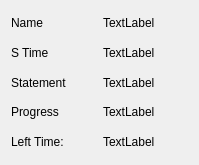
Above: qjdreport.ui from xtfllbl/qjdprocess before the change. Below: the same form after it.
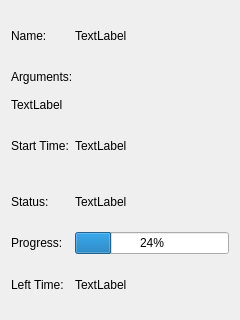
That is the form after the change.

Commit message: a bit progress in zuoye,

What changed in the file:
```diff
--- a/qjdreport.ui
+++ b/qjdreport.ui
@@ -6,8 +6,8 @@
    <rect>
     <x>0</x>
     <y>0</y>
-    <width>199</width>
-    <height>165</height>
+    <width>240</width>
+    <height>320</height>
    </rect>
   </property>
   <property name="windowTitle">
@@ -17,7 +17,7 @@
    <item row="0" column="0">
     <widget class="QLabel" name="label">
      <property name="text">
-      <string>Name</string>
+      <string>Name:</string>
      </property>
     </widget>
    </item>
@@ -28,24 +28,28 @@
      </property>
     </widget>
    </item>
-   <item row="1" column="0">
-    <widget class="QLabel" name="label_2">
+   <item row="1" column="0" colspan="2">
+    <layout class="QVBoxLayout" name="verticalLayout">
+     <item>
+      <widget class="QLabel" name="label_5">
      <property name="text">
-      <string>S Time</string>
+        <string>Arguments:</string>
      </property>
     </widget>
    </item>
-   <item row="1" column="1">
-    <widget class="QLabel" name="label_8">
+     <item>
+      <widget class="QLabel" name="lblArgu">
      <property name="text">
       <string>TextLabel</string>
      </property>
     </widget>
+     </item>
+    </layout>
    </item>
    <item row="2" column="0">
-    <widget class="QLabel" name="label_3">
+    <widget class="QLabel" name="label_2">
      <property name="text">
-      <string>Statement</string>
+      <string>Start Time:</string>
      </property>
     </widget>
    </item>
@@ -57,9 +61,9 @@
     </widget>
    </item>
    <item row="3" column="0">
-    <widget class="QLabel" name="label_10">
+    <widget class="QLabel" name="label_3">
      <property name="text">
-      <string>Progress</string>
+      <string>Status:</string>
      </property>
     </widget>
    </item>
@@ -73,12 +77,26 @@
    <item row="4" column="0">
     <widget class="QLabel" name="label_4">
      <property name="text">
-      <string>Left Time:</string>
+      <string>Progress:</string>
      </property>
     </widget>
    </item>
    <item row="4" column="1">
-    <widget class="QLabel" name="label_5">
+    <widget class="QProgressBar" name="pgBar">
+     <property name="value">
+      <number>24</number>
+     </property>
+    </widget>
+   </item>
+   <item row="5" column="0">
+    <widget class="QLabel" name="label_10">
+     <property name="text">
+      <string>Left Time:</string>
+     </property>
+    </widget>
+   </item>
+   <item row="5" column="1">
+    <widget class="QLabel" name="lblLTime">
      <property name="text">
       <string>TextLabel</string>
      </property>
```
Left out of the diff: 10 changed lines with no effect on the pictures. Lines whose indentation alone changed are shown as unchanged. The commit also changes 6 other files.
